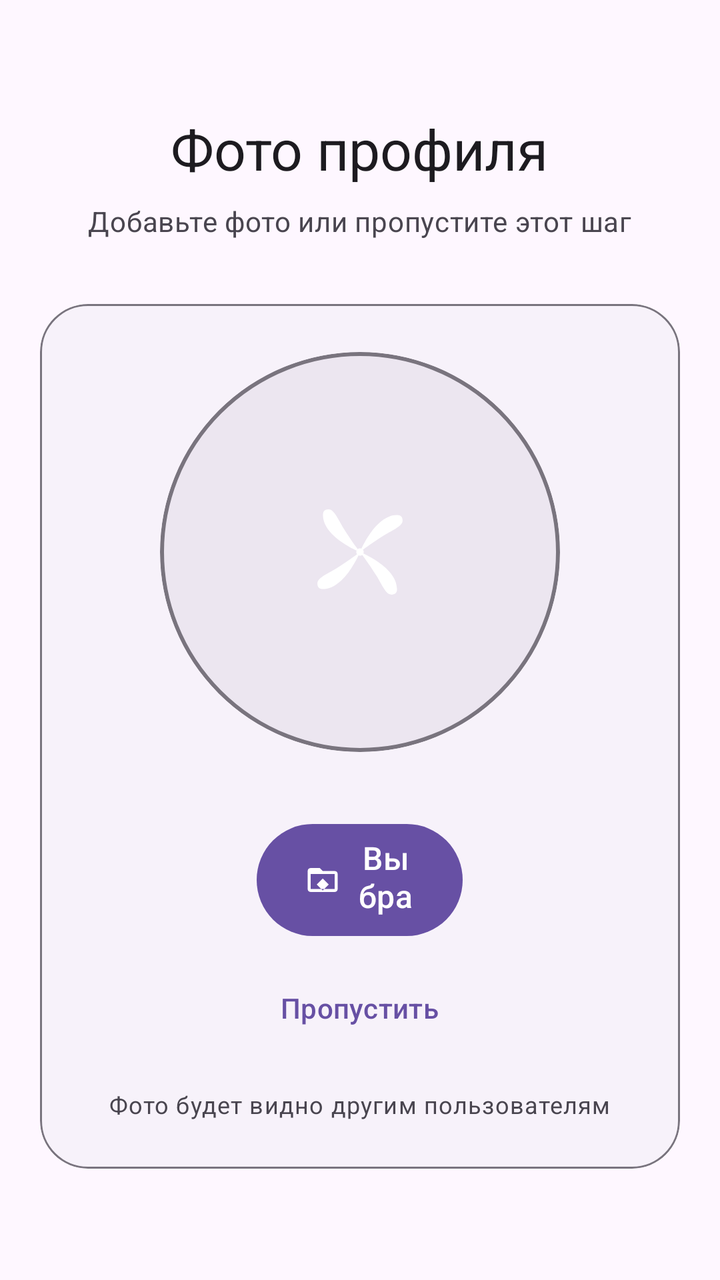
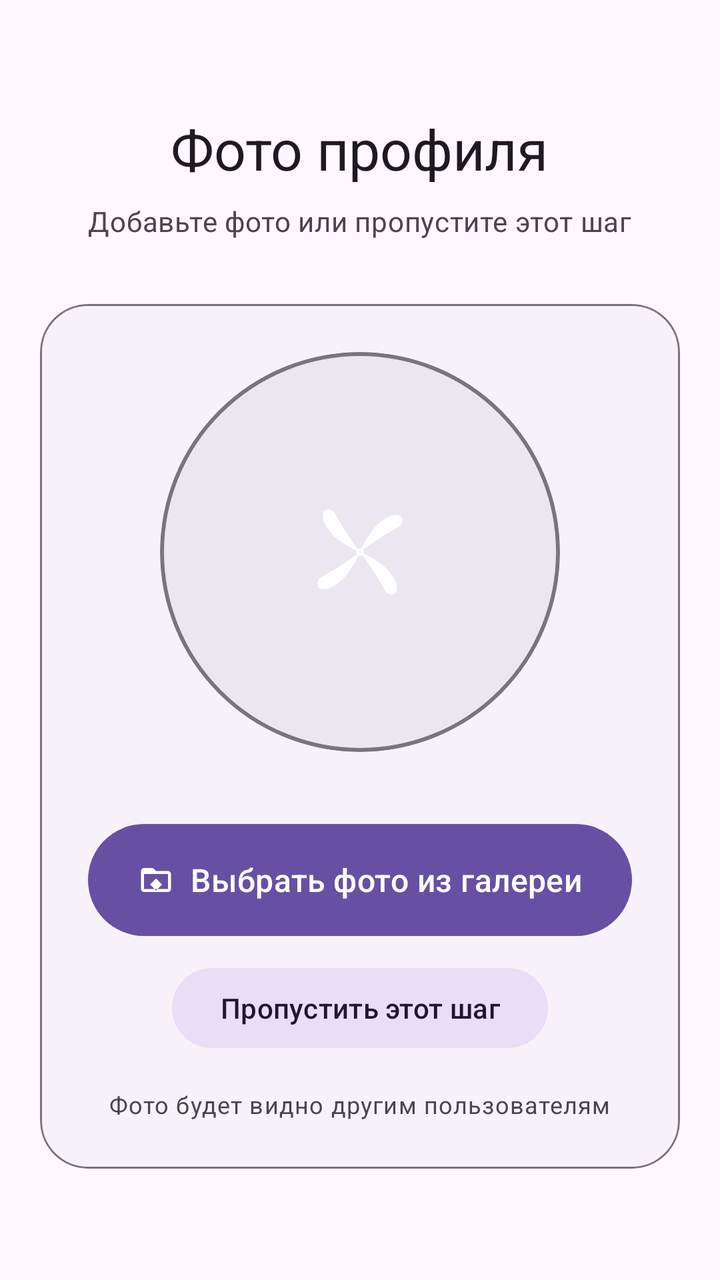

Before-and-after screenshots of an Android layout around one commit, followed by the original layout XML and the change that was made.
<!-- AndroidManifest.xml: application theme Theme.BarkfluffClientAndroid -->
<!-- res/layout/step_register_06_avatar.xml -->
<?xml version="1.0" encoding="utf-8"?>
<androidx.core.widget.NestedScrollView xmlns:android="http://schemas.android.com/apk/res/android"
    xmlns:app="http://schemas.android.com/apk/res-auto"
    android:layout_width="match_parent"
    android:layout_height="match_parent"
    android:fillViewport="true">

    <LinearLayout
        android:layout_width="match_parent"
        android:layout_height="wrap_content"
        android:gravity="center"
        android:orientation="vertical"
        android:padding="20dp">

        
        <TextView
            android:layout_width="wrap_content"
            android:layout_height="wrap_content"
            android:layout_marginBottom="8dp"
            android:text="Фото профиля"
            android:textAppearance="?attr/textAppearanceHeadlineMedium"
            android:textColor="?attr/colorOnSurface" />

        
        <TextView
            android:layout_width="wrap_content"
            android:layout_height="wrap_content"
            android:layout_marginBottom="32dp"
            android:text="Добавьте фото или пропустите этот шаг"
            android:textAppearance="?attr/textAppearanceBodyMedium"
            android:textColor="?attr/colorOnSurfaceVariant" />

        
        <com.google.android.material.card.MaterialCardView
            android:layout_width="match_parent"
            android:layout_height="wrap_content"
            app:cardBackgroundColor="?attr/colorSurfaceContainerLow"
            app:cardCornerRadius="24dp"
            app:cardElevation="0dp"
            app:strokeColor="?attr/colorOutline"
            app:strokeWidth="1dp">

            <LinearLayout
                android:layout_width="match_parent"
                android:layout_height="wrap_content"
                android:gravity="center_horizontal"
                android:orientation="vertical"
                android:padding="24dp">

                
                <com.google.android.material.card.MaterialCardView
                    android:layout_width="200dp"
                    android:layout_height="200dp"
                    app:cardBackgroundColor="?attr/colorSurfaceContainerHigh"
                    app:cardCornerRadius="100dp"
                    app:cardElevation="0dp"
                    app:strokeColor="?attr/colorOutline"
                    app:strokeWidth="2dp">

                    <FrameLayout
                        android:layout_width="match_parent"
                        android:layout_height="match_parent">

                        
                        <ImageView
                            android:id="@+id/avatarPlaceholder"
                            android:layout_width="match_parent"
                            android:layout_height="match_parent"
                            android:contentDescription="Avatar placeholder"
                            android:padding="50dp"
                            android:scaleType="centerCrop"
                            android:src="@drawable/ic_launcher_foreground" />

                        
                        <ImageView
                            android:id="@+id/croppedImageView"
                            android:layout_width="match_parent"
                            android:layout_height="match_parent"
                            android:contentDescription="Cropped avatar"
                            android:scaleType="centerCrop"
                            android:visibility="gone" />

                    </FrameLayout>

                </com.google.android.material.card.MaterialCardView>

                
                <LinearLayout
                    android:layout_width="wrap_content"
                    android:layout_height="wrap_content"
                    android:layout_marginTop="32dp"
                    android:orientation="vertical">

                    
                    <com.google.android.material.button.MaterialButton
                        android:id="@+id/uploadAvatarButton"
                        android:layout_width="match_parent"
                        android:layout_height="64dp"
                        android:text="Выбрать фото"
                        android:textAllCaps="false"
                        android:textAppearance="?attr/textAppearanceTitleMedium"
                        app:cornerRadius="32dp"
                        app:icon="@drawable/ic_download"
                        app:iconGravity="textStart" />

                    
                    <com.google.android.material.button.MaterialButton
                        android:id="@+id/skipAvatarButton"
                        style="@style/Widget.Material3.Button.TextButton"
                        android:layout_width="wrap_content"
                        android:layout_height="wrap_content"
                        android:layout_gravity="center_horizontal"
                        android:layout_marginTop="8dp"
                        android:text="Пропустить"
                        android:textAllCaps="false" />

                </LinearLayout>

                
                <TextView
                    android:layout_width="wrap_content"
                    android:layout_height="wrap_content"
                    android:layout_marginTop="16dp"
                    android:gravity="center"
                    android:text="Фото будет видно другим пользователям"
                    android:textAppearance="?attr/textAppearanceBodySmall"
                    android:textColor="?attr/colorOnSurfaceVariant" />

            </LinearLayout>

        </com.google.android.material.card.MaterialCardView>

    </LinearLayout>

</androidx.core.widget.NestedScrollView>
<!-- resources referenced by this layout -->
<resources>
  <!-- drawable ic_download (drawable) -->
  <?xml version="1.0" encoding="utf-8"?>
  <vector xmlns:android="http://schemas.android.com/apk/res/android"
      android:width="24dp"
      android:height="24dp"
      android:viewportWidth="24"
      android:viewportHeight="24">
      <path
          android:fillColor="?attr/colorOnSurface"
          android:pathData="M20,6h-8l-2,-2H4C2.9,4 2.01,4.9 2.01,6L2,18c0,1.1 0.9,2 2,2h16c1.1,0 2,-0.9 2,-2V8C22,6.9 21.1,6 20,6zM20,18H4V8h16V18zM12,11l4,4 -4,4 -4,-4 4,-4z"/>
  </vector>
  <!-- drawable ic_launcher_foreground (drawable) -->
  <?xml version="1.0" encoding="utf-8"?>
  <vector xmlns:android="http://schemas.android.com/apk/res/android"
      android:width="108dp"
      android:height="108dp"
      android:viewportWidth="108"
      android:viewportHeight="108">
      
      
      <path
          android:fillColor="#FFFFFF"
          android:pathData="M54,54m-2,0a2,2 0,1 1,4 0a2,2 0,1 1,-4 0" />
      
      
      <path
          android:fillColor="#FFFFFF"
          android:pathData="M54,54c0,0 8,-20 20,-20c2,0 3,1 3,3c0,3 -5,5 -10,8c-8,5 -13,9 -13,9z" />
      
      
      <path
          android:fillColor="#FFFFFF"
          android:pathData="M54,54c0,0 20,8 20,20c0,2 -1,3 -3,3c-3,0 -5,-5 -8,-10c-5,-8 -9,-13 -9,-13z" />
      
      
      <path
          android:fillColor="#FFFFFF"
          android:pathData="M54,54c0,0 -8,20 -20,20c-2,0 -3,-1 -3,-3c0,-3 5,-5 10,-8c8,-5 13,-9 13,-9z" />
      
      
      <path
          android:fillColor="#FFFFFF"
          android:pathData="M54,54c0,0 -20,-8 -20,-20c0,-2 1,-3 3,-3c3,0 5,5 8,10c5,8 9,13 9,13z" />
          
  </vector>
  <style name="Theme.BarkfluffClientAndroid" parent="Base.Theme.BarkfluffClientAndroid" />
  <style name="Base.Theme.BarkfluffClientAndroid" parent="Theme.Material3.DayNight.NoActionBar">
          
          <item name="android:windowLayoutInDisplayCutoutMode" tools:targetApi="p">shortEdges</item>
          <item name="android:statusBarColor">@android:color/transparent</item>
          <item name="android:navigationBarColor">@android:color/transparent</item>
          <item name="android:windowBackground">?android:attr/colorBackground</item>
          
          
          <item name="shapeAppearanceSmallComponent">@style/ShapeAppearance.Material3.SmallComponent</item>
          <item name="shapeAppearanceMediumComponent">@style/ShapeAppearance.Material3.MediumComponent</item>
          <item name="shapeAppearanceLargeComponent">@style/ShapeAppearance.Material3.LargeComponent</item>
          
          
          <item name="textAppearanceDisplayLarge">@style/TextAppearance.Material3.DisplayLarge</item>
          <item name="textAppearanceHeadlineLarge">@style/TextAppearance.Material3.HeadlineLarge</item>
          <item name="textAppearanceTitleLarge">@style/TextAppearance.Material3.TitleLarge</item>
      </style>
</resources>

<!-- the commit's change to res/layout/step_register_06_avatar.xml (unified diff, before → after) -->
@@ -86,7 +86,7 @@
 
                 
                 <LinearLayout
-                    android:layout_width="wrap_content"
+                    android:layout_width="match_parent"
                     android:layout_height="wrap_content"
                     android:layout_marginTop="32dp"
                     android:orientation="vertical">
@@ -96,7 +96,7 @@
                         android:id="@+id/uploadAvatarButton"
                         android:layout_width="match_parent"
                         android:layout_height="64dp"
-                        android:text="Выбрать фото"
+                        android:text="Выбрать фото из галереи"
                         android:textAllCaps="false"
                         android:textAppearance="?attr/textAppearanceTitleMedium"
                         app:cornerRadius="32dp"
@@ -106,12 +106,12 @@
                     
                     <com.google.android.material.button.MaterialButton
                         android:id="@+id/skipAvatarButton"
-                        style="@style/Widget.Material3.Button.TextButton"
+                        style="@style/Widget.Material3.Button.TonalButton"
                         android:layout_width="wrap_content"
                         android:layout_height="wrap_content"
                         android:layout_gravity="center_horizontal"
                         android:layout_marginTop="8dp"
-                        android:text="Пропустить"
+                        android:text="Пропустить этот шаг"
                         android:textAllCaps="false" />
 
                 </LinearLayout>
